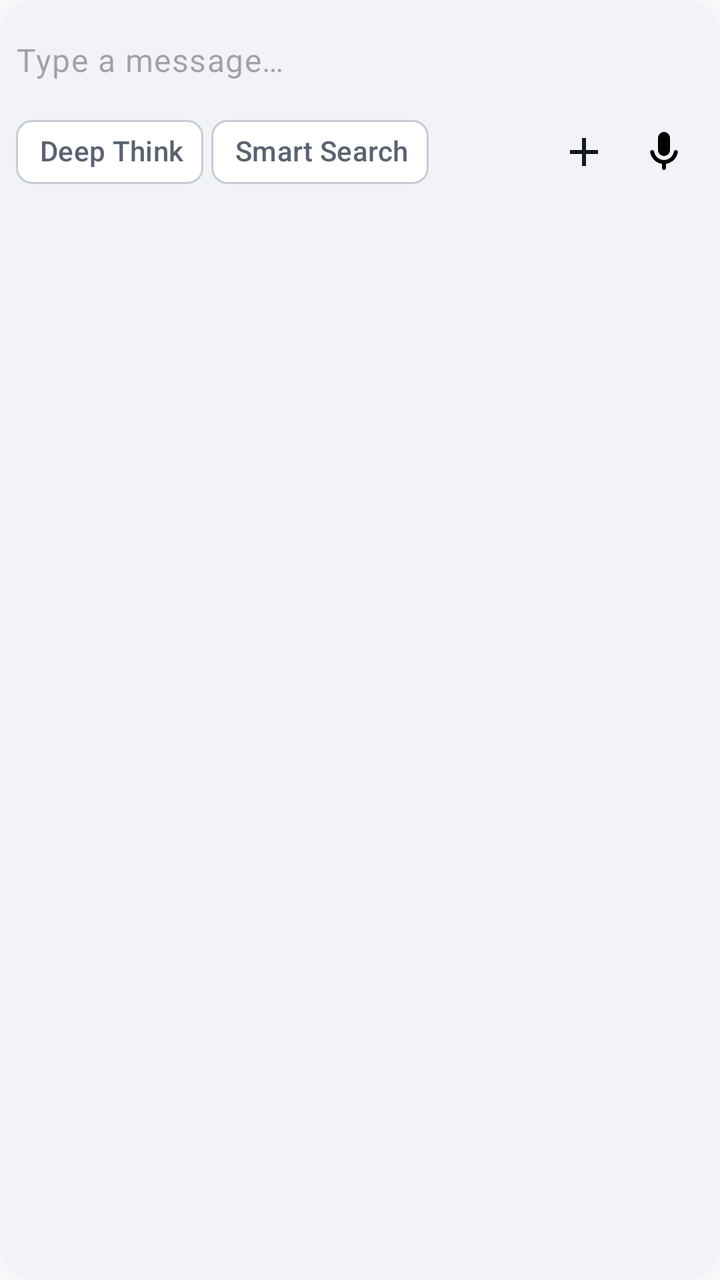
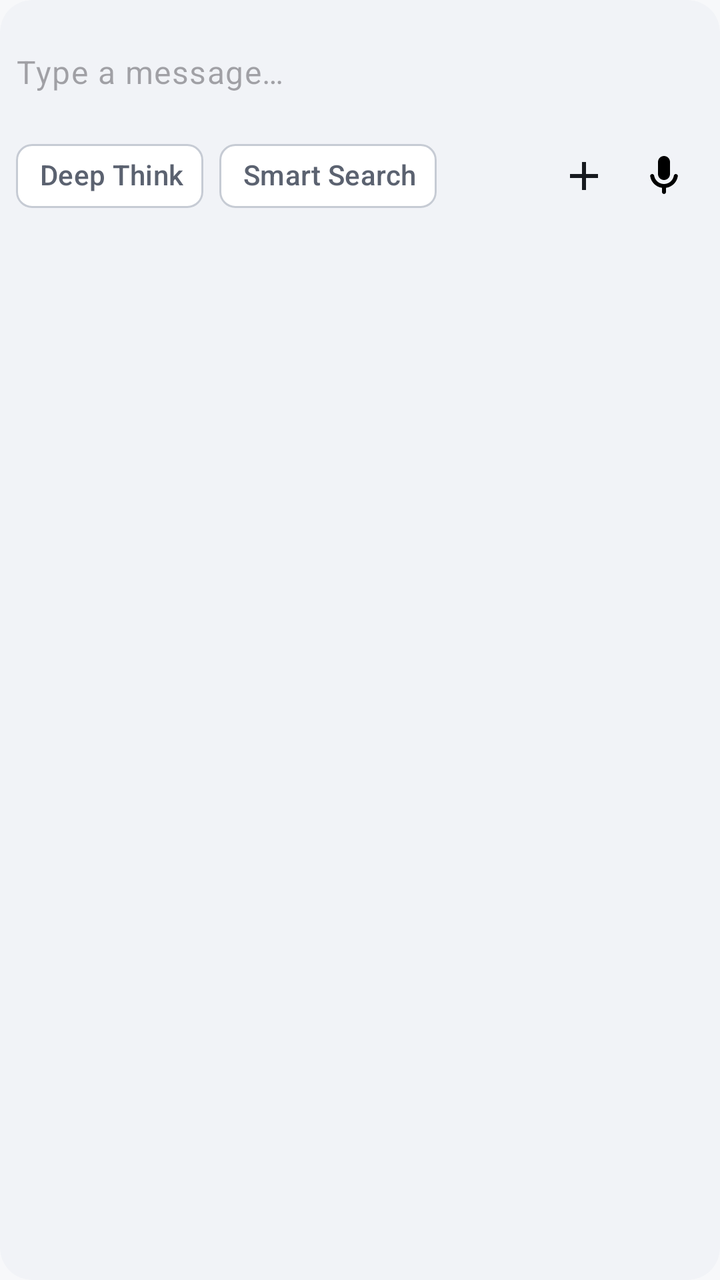

Before-and-after screenshots of an Android layout around one commit, followed by the original layout XML and the change that was made.
<!-- AndroidManifest.xml: application theme Theme.MyApplication -->
<!-- res/layout/view_chat_input_box.xml -->
<?xml version="1.0" encoding="utf-8"?>
<com.google.android.material.card.MaterialCardView xmlns:android="http://schemas.android.com/apk/res/android"
    xmlns:app="http://schemas.android.com/apk/res-auto"
    android:layout_width="match_parent"
    android:layout_height="wrap_content"
    app:cardCornerRadius="16dp"
    app:cardElevation="0dp"
    app:strokeWidth="0dp"
    app:cardBackgroundColor="?attr/colorSurfaceContainer">

    <LinearLayout
        android:layout_width="match_parent"
        android:layout_height="wrap_content"
        android:orientation="vertical"
        android:padding="8dp">

        
        <androidx.recyclerview.widget.RecyclerView
            android:id="@+id/rvAttachments"
            android:layout_width="match_parent"
            android:layout_height="wrap_content"
            android:visibility="gone"
            android:clipToPadding="false"
            android:paddingStart="4dp"
            android:paddingEnd="4dp" />

        
        <FrameLayout
            android:id="@+id/firstRowContainer"
            android:layout_width="match_parent"
            android:layout_height="wrap_content"
            android:layout_marginTop="2dp">

            
            <com.google.android.material.textfield.TextInputLayout
                android:id="@+id/inputLayout"
                style="@style/Widget.Material3.TextInputLayout.OutlinedBox"
                android:layout_width="match_parent"
                android:layout_height="wrap_content"
                app:boxBackgroundMode="none"
                app:boxStrokeWidth="0dp"
                app:boxStrokeWidthFocused="0dp"
                app:hintEnabled="false">

                <com.google.android.material.textfield.TextInputEditText
                    android:id="@+id/inputText"
                    android:layout_width="match_parent"
                    android:layout_height="wrap_content"
                    android:minHeight="40dp"
                    android:paddingStart="0dp"
                    android:paddingEnd="0dp"
                    android:paddingTop="8dp"
                    android:paddingBottom="8dp"
                    android:hint="@string/chat_input_hint"
                    android:inputType="text"
                    android:maxLines="1"
                    android:imeOptions="actionSend"
                    android:scrollbars="none"
                    android:textAppearance="@style/TextAppearance.DoDroid.BodyLarge" />

            </com.google.android.material.textfield.TextInputLayout>

            
            <TextView
                android:id="@+id/voiceHint"
                android:layout_width="match_parent"
                android:layout_height="48dp"
                android:gravity="center"
                android:text="@string/voice_hold_to_speak"
                android:textAppearance="@style/TextAppearance.DoDroid.BodyLarge"
                android:background="@drawable/bg_voice_hint"
                android:visibility="gone" />

        </FrameLayout>

        
        <LinearLayout
            android:layout_width="match_parent"
            android:layout_height="wrap_content"
            android:layout_marginTop="2dp"
            android:orientation="horizontal"
            android:gravity="center_vertical">

            <com.google.android.material.chip.Chip
                android:id="@+id/btnThink"
                style="@style/Widget.Material3.Chip.Filter"
                android:layout_width="wrap_content"
                android:layout_height="wrap_content"
                android:checkable="true"
                android:text="@string/deep_think"
                app:chipStartPadding="4dp"
                app:chipEndPadding="4dp"
                app:chipIcon="@drawable/ic_think"
                app:chipIconSize="16dp" />

            <com.google.android.material.chip.Chip
                android:id="@+id/btnWebSearch"
                style="@style/Widget.Material3.Chip.Filter"
                android:layout_width="wrap_content"
                android:layout_height="wrap_content"
                android:layout_marginStart="4dp"
                android:checkable="true"
                android:text="@string/web_search"
                app:chipStartPadding="4dp"
                app:chipEndPadding="4dp"
                app:chipIcon="@drawable/ic_web_search"
                app:chipIconSize="16dp" />

            <View
                android:layout_width="0dp"
                android:layout_height="0dp"
                android:layout_weight="1" />

            <ImageButton
                android:id="@+id/btnAdd"
                android:layout_width="40dp"
                android:layout_height="40dp"
                android:background="?attr/selectableItemBackgroundBorderless"
                android:src="@drawable/ic_add"
                android:contentDescription="@string/add"
                android:scaleType="centerInside" />

            <ImageButton
                android:id="@+id/btnModeSwitch"
                android:layout_width="40dp"
                android:layout_height="40dp"
                android:background="?attr/selectableItemBackgroundBorderless"
                android:src="@drawable/ic_mic"
                android:contentDescription="@string/switch_mode"
                android:scaleType="centerInside" />

            <ImageButton
                android:id="@+id/btnSend"
                android:layout_width="40dp"
                android:layout_height="40dp"
                android:layout_marginStart="4dp"
                android:background="@drawable/bg_send_button"
                android:padding="10dp"
                android:src="@drawable/ic_send"
                android:contentDescription="@string/send"
                android:scaleType="fitCenter"
                android:visibility="gone" />

        </LinearLayout>

    </LinearLayout>

</com.google.android.material.card.MaterialCardView>
<!-- resources referenced by this layout -->
<resources>
  <!-- drawable bg_send_button (drawable) -->
  <?xml version="1.0" encoding="utf-8"?>
  <shape xmlns:android="http://schemas.android.com/apk/res/android"
      android:shape="oval">
      <solid android:color="?attr/colorPrimary" />
      <size android:width="36dp" android:height="36dp" />
  </shape>
  <!-- drawable bg_voice_hint (drawable) -->
  <?xml version="1.0" encoding="utf-8"?>
  <shape xmlns:android="http://schemas.android.com/apk/res/android"
      android:shape="rectangle">
      <solid android:color="?attr/colorSurface" />
      <corners android:radius="12dp" />
  </shape>
  <!-- drawable ic_add (drawable) -->
  <?xml version="1.0" encoding="utf-8"?>
  <vector xmlns:android="http://schemas.android.com/apk/res/android"
      android:width="24dp"
      android:height="24dp"
      android:viewportWidth="24"
      android:viewportHeight="24"
      android:tint="?attr/colorOnSurface">
      <path
          android:fillColor="@android:color/white"
          android:pathData="M19,13h-6v6h-2v-6H5v-2h6V5h2v6h6v2z"/>
  </vector>
  <!-- drawable ic_send (drawable) -->
  <?xml version="1.0" encoding="utf-8"?>
  <vector xmlns:android="http://schemas.android.com/apk/res/android"
      android:width="24dp"
      android:height="24dp"
      android:viewportWidth="24"
      android:viewportHeight="24"
      android:tint="?attr/colorOnPrimary">
      <path
          android:fillColor="@android:color/white"
          android:pathData="M2.01,21L23,12 2.01,3 2,10l15,2 -15,2z" />
  </vector>
  <!-- drawable ic_think (drawable) -->
  <?xml version="1.0" encoding="utf-8"?>
  <vector xmlns:android="http://schemas.android.com/apk/res/android"
      android:width="24dp"
      android:height="24dp"
      android:viewportWidth="24"
      android:viewportHeight="24"
      android:tint="?attr/colorOnSurface">
      <path
          android:fillColor="@android:color/white"
          android:pathData="M12,2C6.48,2 2,6.48 2,12s4.48,10 10,10 10,-4.48 10,-10S17.52,2 12,2zM12,20c-4.41,0 -8,-3.59 -8,-8s3.59,-8 8,-8 8,3.59 8,8 -3.59,8 -8,8zM12.5,7H11v6l5.25,3.15 0.75,-1.23 -4.5,-2.67z"/>
  </vector>
  <string name="add">Add</string>
  <string name="chat_input_hint">Type a message…</string>
  <string name="deep_think">Deep Think</string>
  <string name="send">Send</string>
  <string name="switch_mode">Switch Mode</string>
  <string name="voice_hold_to_speak">Hold to speak</string>
  <string name="web_search">Smart Search</string>
  <style name="TextAppearance.DoDroid.BodyLarge" parent="TextAppearance.Material3.BodyLarge">
          <item name="android:textColor">?attr/colorOnSurface</item>
      </style>
  <color name="m3_primary">#4C5FD5</color>
  <color name="m3_on_primary">#FFFFFF</color>
  <color name="m3_primary_container">#DDE2FF</color>
  <color name="m3_on_primary_container">#101A44</color>
  <color name="m3_secondary">#5A5F6B</color>
  <color name="m3_on_secondary">#FFFFFF</color>
  <color name="m3_background">#F7F8FA</color>
  <color name="m3_on_background">#171A1F</color>
  <color name="m3_surface">#FFFFFF</color>
  <color name="m3_on_surface">#171A1F</color>
  <color name="m3_surface_container">#F1F3F7</color>
  <color name="m3_on_surface_variant">#5B6270</color>
  <color name="m3_surface_container_high">#E9ECF2</color>
  <color name="m3_outline">#C6CBD4</color>
  <color name="m3_outline_variant">#E1E4EA</color>
  <color name="m3_error">#BA1A1A</color>
  <color name="m3_success">#1E8E5A</color>
  <color name="m3_warning">#B26A00</color>
  <!-- unchanged entries left out for length: 3 -->
</resources>

<!-- the commit's change to res/layout/view_chat_input_box.xml (unified diff, before → after) -->
@@ -21,15 +21,15 @@
             android:layout_height="wrap_content"
             android:visibility="gone"
             android:clipToPadding="false"
-            android:paddingStart="4dp"
-            android:paddingEnd="4dp" />
+            android:paddingStart="8dp"
+            android:paddingEnd="8dp" />
 
         
         <FrameLayout
             android:id="@+id/firstRowContainer"
             android:layout_width="match_parent"
             android:layout_height="wrap_content"
-            android:layout_marginTop="2dp">
+            android:layout_marginTop="8dp">
 
             
             <com.google.android.material.textfield.TextInputLayout
@@ -77,7 +77,7 @@
         <LinearLayout
             android:layout_width="match_parent"
             android:layout_height="wrap_content"
-            android:layout_marginTop="2dp"
+            android:layout_marginTop="8dp"
             android:orientation="horizontal"
             android:gravity="center_vertical">
 
@@ -98,7 +98,7 @@
                 style="@style/Widget.Material3.Chip.Filter"
                 android:layout_width="wrap_content"
                 android:layout_height="wrap_content"
-                android:layout_marginStart="4dp"
+                android:layout_marginStart="8dp"
                 android:checkable="true"
                 android:text="@string/web_search"
                 app:chipStartPadding="4dp"
@@ -133,7 +133,7 @@
                 android:id="@+id/btnSend"
                 android:layout_width="40dp"
                 android:layout_height="40dp"
-                android:layout_marginStart="4dp"
+                android:layout_marginStart="8dp"
                 android:background="@drawable/bg_send_button"
                 android:padding="10dp"
                 android:src="@drawable/ic_send"
